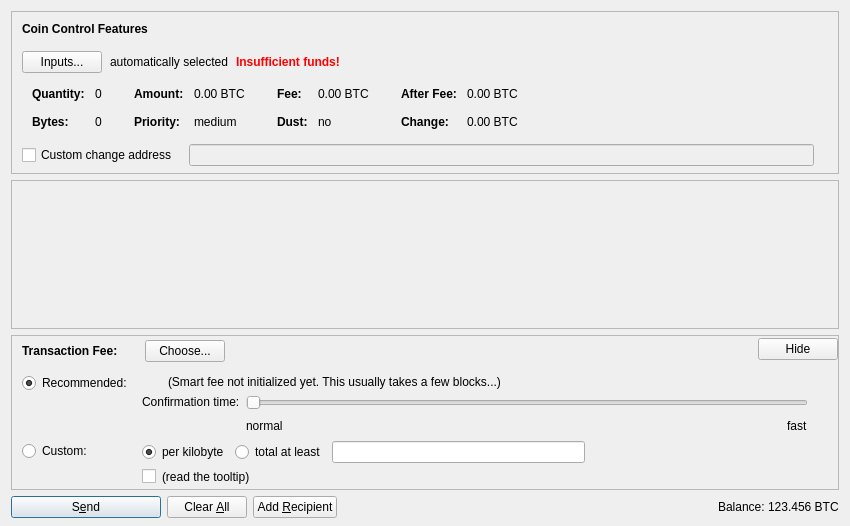
dankcoin/dankcoin, file src/qt/forms/sendcoinsdialog.ui: the form before one commit.
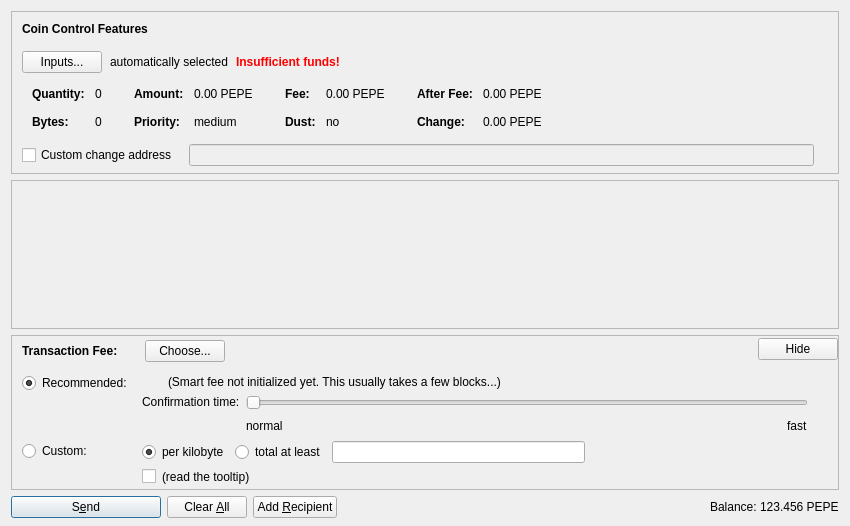
The form after the commit. Icons and pictures are not drawn. Custom widgets are drawn as their Qt base class.

The edit to the form file:
```diff
--- a/src/qt/forms/sendcoinsdialog.ui
+++ b/src/qt/forms/sendcoinsdialog.ui
@@ -324,7 +324,7 @@
                   <enum>Qt::ActionsContextMenu</enum>
                  </property>
                  <property name="text">
-                  <string notr="true">0.00 BTC</string>
+                  <string notr="true">0.00 PEPE</string>
                  </property>
                  <property name="textInteractionFlags">
                   <set>Qt::LinksAccessibleByMouse|Qt::TextSelectableByKeyboard|Qt::TextSelectableByMouse</set>
@@ -404,7 +404,7 @@
                   <enum>Qt::ActionsContextMenu</enum>
                  </property>
                  <property name="text">
-                  <string notr="true">0.00 BTC</string>
+                  <string notr="true">0.00 PEPE</string>
                  </property>
                  <property name="textInteractionFlags">
                   <set>Qt::LinksAccessibleByMouse|Qt::TextSelectableByKeyboard|Qt::TextSelectableByMouse</set>
@@ -484,7 +484,7 @@
                   <enum>Qt::ActionsContextMenu</enum>
                  </property>
                  <property name="text">
-                  <string notr="true">0.00 BTC</string>
+                  <string notr="true">0.00 PEPE</string>
                  </property>
                  <property name="textInteractionFlags">
                   <set>Qt::LinksAccessibleByMouse|Qt::TextSelectableByKeyboard|Qt::TextSelectableByMouse</set>
@@ -513,7 +513,7 @@
                   <enum>Qt::ActionsContextMenu</enum>
                  </property>
                  <property name="text">
-                  <string notr="true">0.00 BTC</string>
+                  <string notr="true">0.00 PEPE</string>
                  </property>
                  <property name="textInteractionFlags">
                   <set>Qt::LinksAccessibleByMouse|Qt::TextSelectableByKeyboard|Qt::TextSelectableByMouse</set>
@@ -1299,7 +1299,7 @@
           <cursorShape>IBeamCursor</cursorShape>
          </property>
          <property name="text">
-          <string notr="true">123.456 BTC</string>
+          <string notr="true">123.456 PEPE</string>
          </property>
          <property name="textInteractionFlags">
           <set>Qt::LinksAccessibleByMouse|Qt::TextSelectableByKeyboard|Qt::TextSelectableByMouse</set>
```
Left out of the diff: 18 changed lines with no effect on the pictures.
